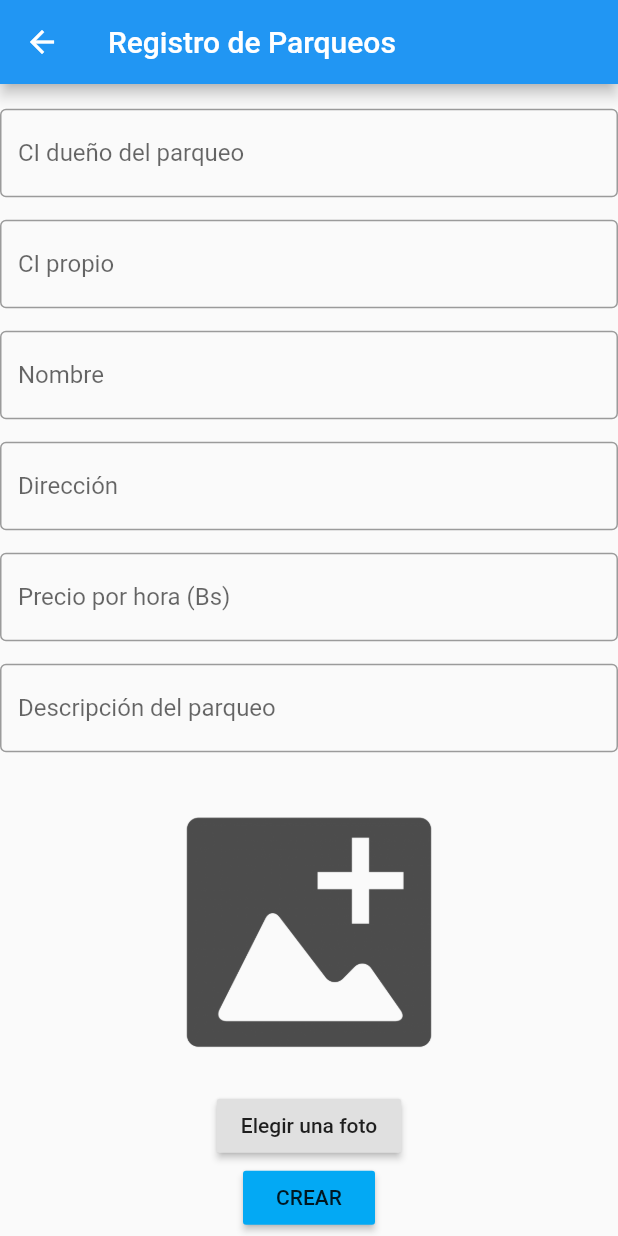
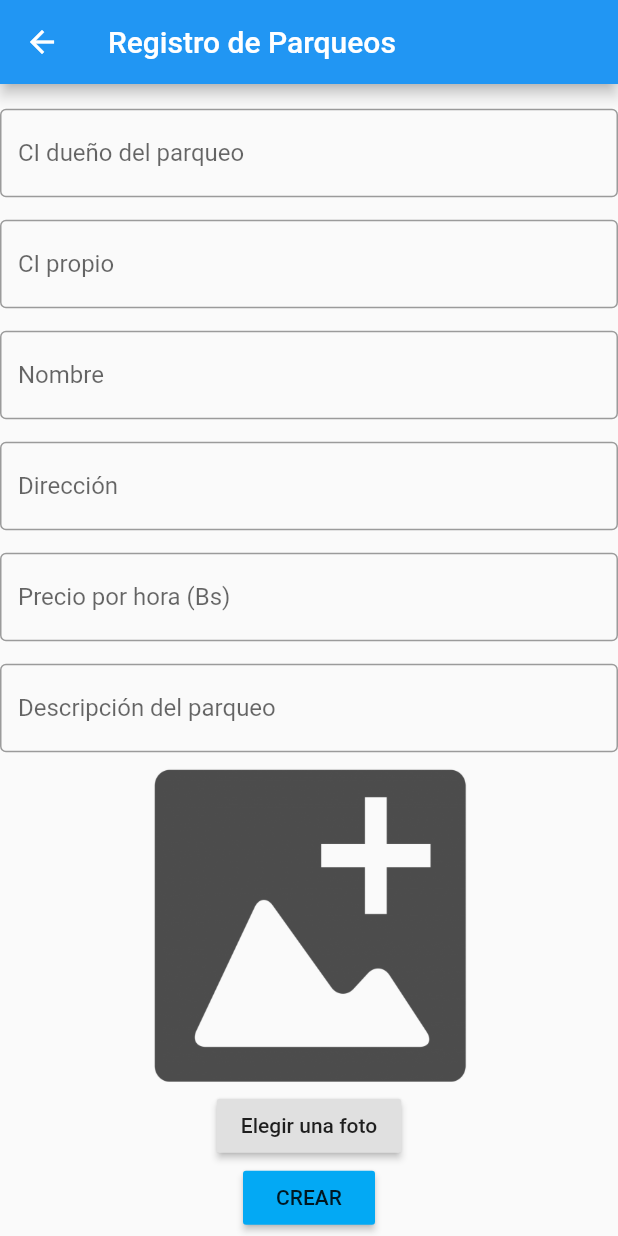
Before and after one commit to Alebuenoaz/FastPark-Owners, a Flutter app: the ParkingRegister screen opened by its route, on a phone screen of 412 x 824 dp. Run offline on Flutter 3.47's test engine with Material 2 defaults, Android fonts, the phone set to English and light mode, and no system bars; our stand-ins replace cloud_firestore, firebase_storage, image_picker; accounts and stored records are empty.

Commit message:
Img container logo changed

```diff
--- a/lib/main.dart
+++ b/lib/main.dart
@@ -347,7 +347,7 @@ class _ParkingRegisterState extends State<ParkingRegister> {
                 ),
               ),
               Container(
-                height: 15.0,
+                height: 10.0,
               ),
               /*Center(
                 child: _image == null
@@ -359,13 +359,15 @@ class _ParkingRegisterState extends State<ParkingRegister> {
                 width: 210.0,
                 decoration: BoxDecoration(
                   image: DecorationImage(
-                    //image: AssetImage("assets/insert-logo.png"),
                     image: _image == null
-                        ? AssetImage("assets/insert-logo.png")
+                        ? AssetImage("assets/insert-picture.png")
                         : FileImage(_image), // here add your image file path
                     fit: BoxFit.fill,
                   ),
                 ),
+              ),
+              Container(
+                height: 5.0,
               ),
               RaisedButton(
                 child: Text("Elegir una foto"),
--- a/pubspec.yaml
+++ b/pubspec.yaml
@@ -56,7 +56,7 @@ flutter:
 
   # To add assets to your application, add an assets section, like this:
   assets:
-    - assets/insert-logo.png
+    - assets/insert-picture.png
  #    - images/a_dot_ham.jpeg
 
   # An image asset can refer to one or more resolution-specific "variants", see
```
Also changed, not shown: assets/insert-logo.png (deleted), assets/insert-picture.png (added).
